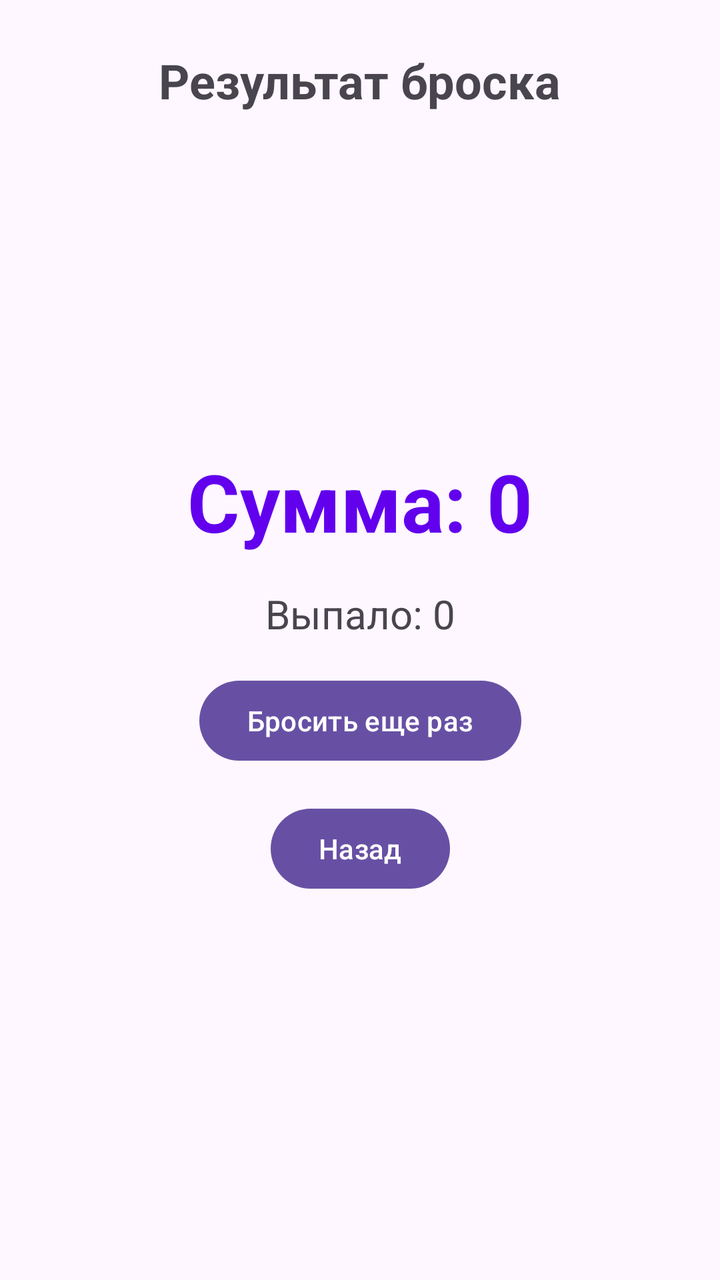
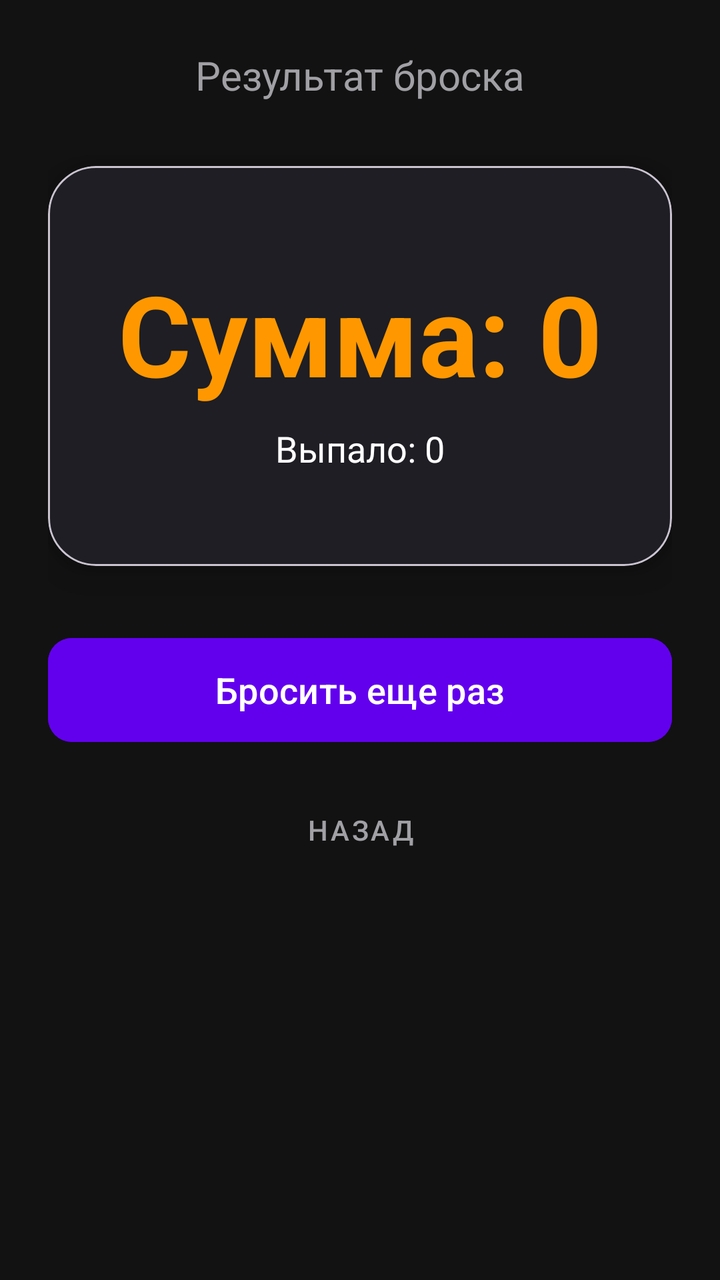

The first picture is an Android layout as it rendered before a commit; the second is the same layout after the commit. The layout source and the unified diff follow.
<!-- AndroidManifest.xml: application theme Theme.DiceApp -->
<!-- res/layout/activity_game.xml -->
<?xml version="1.0" encoding="utf-8"?>
<androidx.constraintlayout.widget.ConstraintLayout
    xmlns:android="http://schemas.android.com/apk/res/android"
    xmlns:app="http://schemas.android.com/apk/res-auto"
    xmlns:tools="http://schemas.android.com/tools"
    android:layout_width="match_parent"
    android:layout_height="match_parent"
    android:padding="24dp"
    tools:context=".GameActivity">

    <TextView
        android:id="@+id/tvResultTitle"
        android:layout_width="wrap_content"
        android:layout_height="wrap_content"
        android:text="@string/result_title"
        android:textSize="24sp"
        android:textStyle="bold"
        app:layout_constraintEnd_toEndOf="parent"
        app:layout_constraintStart_toStartOf="parent"
        app:layout_constraintTop_toTopOf="parent" />

    <TextView
        android:id="@+id/tvResultSum"
        android:layout_width="wrap_content"
        android:layout_height="wrap_content"
        android:text="Сумма: 0"
        android:textSize="40sp"
        android:textStyle="bold"
        android:textColor="#FF6200EE"
        app:layout_constraintBottom_toTopOf="@+id/tvDetails"
        app:layout_constraintEnd_toEndOf="parent"
        app:layout_constraintStart_toStartOf="parent"
        app:layout_constraintTop_toBottomOf="@+id/tvResultTitle"
        app:layout_constraintVertical_chainStyle="packed" />

    <TextView
        android:id="@+id/tvDetails"
        android:layout_width="wrap_content"
        android:layout_height="wrap_content"
        android:layout_marginTop="16dp"
        android:text="Выпало: 0"
        android:textSize="20sp"
        android:gravity="center"
        app:layout_constraintBottom_toTopOf="@+id/btnReroll"
        app:layout_constraintEnd_toEndOf="parent"
        app:layout_constraintStart_toStartOf="parent"
        app:layout_constraintTop_toBottomOf="@+id/tvResultSum" />

    <Button
        android:id="@+id/btnReroll"
        android:layout_width="wrap_content"
        android:layout_height="wrap_content"
        android:layout_marginTop="16dp"
        android:text="@string/reroll_button"
        app:layout_constraintBottom_toTopOf="@+id/btnBack"
        app:layout_constraintEnd_toEndOf="parent"
        app:layout_constraintStart_toStartOf="parent"
        app:layout_constraintTop_toBottomOf="@+id/tvDetails" />

    <Button
        android:id="@+id/btnBack"
        android:layout_width="wrap_content"
        android:layout_height="wrap_content"
        android:layout_marginTop="16dp"
        android:text="@string/back_button"
        app:layout_constraintBottom_toBottomOf="parent"
        app:layout_constraintEnd_toEndOf="parent"
        app:layout_constraintStart_toStartOf="parent"
        app:layout_constraintTop_toBottomOf="@+id/btnReroll" />

</androidx.constraintlayout.widget.ConstraintLayout>
<!-- resources referenced by this layout -->
<resources>
  <string name="back_button">Назад</string>
  <string name="reroll_button">Бросить еще раз</string>
  <string name="result_title">Результат броска</string>
  <style name="Theme.DiceApp" parent="Base.Theme.DiceApp" />
  <style name="Base.Theme.DiceApp" parent="Theme.Material3.DayNight.NoActionBar">
          
          
      </style>
</resources>

<!-- the commit's change to res/layout/activity_game.xml (unified diff, before → after) -->
@@ -5,6 +5,7 @@
     xmlns:tools="http://schemas.android.com/tools"
     android:layout_width="match_parent"
     android:layout_height="match_parent"
+    android:background="@color/bg_main"
     android:padding="24dp"
     tools:context=".GameActivity">
 
@@ -12,58 +13,74 @@
         android:id="@+id/tvResultTitle"
         android:layout_width="wrap_content"
         android:layout_height="wrap_content"
-        android:text="@string/result_title"
-        android:textSize="24sp"
-        android:textStyle="bold"
+        android:text="Результат броска"
+        android:textColor="@color/text_secondary"
+        android:textSize="20sp"
         app:layout_constraintEnd_toEndOf="parent"
         app:layout_constraintStart_toStartOf="parent"
         app:layout_constraintTop_toTopOf="parent" />
 
-    <TextView
-        android:id="@+id/tvResultSum"
-        android:layout_width="wrap_content"
-        android:layout_height="wrap_content"
-        android:text="Сумма: 0"
-        android:textSize="40sp"
-        android:textStyle="bold"
-        android:textColor="#FF6200EE"
-        app:layout_constraintBottom_toTopOf="@+id/tvDetails"
+    
+    <com.google.android.material.card.MaterialCardView
+        android:id="@+id/cardResult"
+        android:layout_width="match_parent"
+        android:layout_height="200dp"
+        android:layout_marginTop="32dp"
+        app:cardBackgroundColor="@color/bg_card"
+        app:cardCornerRadius="24dp"
+        app:cardElevation="12dp"
         app:layout_constraintEnd_toEndOf="parent"
         app:layout_constraintStart_toStartOf="parent"
-        app:layout_constraintTop_toBottomOf="@+id/tvResultTitle"
-        app:layout_constraintVertical_chainStyle="packed" />
+        app:layout_constraintTop_toBottomOf="@+id/tvResultTitle">
 
-    <TextView
-        android:id="@+id/tvDetails"
-        android:layout_width="wrap_content"
-        android:layout_height="wrap_content"
-        android:layout_marginTop="16dp"
-        android:text="Выпало: 0"
-        android:textSize="20sp"
-        android:gravity="center"
-        app:layout_constraintBottom_toTopOf="@+id/btnReroll"
+        <LinearLayout
+            android:layout_width="match_parent"
+            android:layout_height="match_parent"
+            android:gravity="center"
+            android:orientation="vertical">
+
+            <TextView
+                android:id="@+id/tvResultSum"
+                android:layout_width="wrap_content"
+                android:layout_height="wrap_content"
+                android:text="Сумма: 0"
+                android:textColor="@color/accent_orange"
+                android:textSize="56sp"
+                android:textStyle="bold" />
+
+            <TextView
+                android:id="@+id/tvDetails"
+                android:layout_width="wrap_content"
+                android:layout_height="wrap_content"
+                android:layout_marginTop="8dp"
+                android:text="Выпало: 0"
+                android:textColor="@color/text_primary"
+                android:textSize="18sp" />
+        </LinearLayout>
+    </com.google.android.material.card.MaterialCardView>
+
+    <com.google.android.material.button.MaterialButton
+        android:id="@+id/btnReroll"
+        android:layout_width="match_parent"
+        android:layout_height="60dp"
+        android:layout_marginTop="32dp"
+        android:backgroundTint="@color/btn_purple"
+        android:text="@string/reroll_button"
+        android:textColor="@color/white"
+        android:textSize="18sp"
+        app:cornerRadius="12dp"
         app:layout_constraintEnd_toEndOf="parent"
         app:layout_constraintStart_toStartOf="parent"
-        app:layout_constraintTop_toBottomOf="@+id/tvResultSum" />
+        app:layout_constraintTop_toBottomOf="@+id/cardResult" />
 
-    <Button
-        android:id="@+id/btnReroll"
-        android:layout_width="wrap_content"
-        android:layout_height="wrap_content"
-        android:layout_marginTop="16dp"
-        android:text="@string/reroll_button"
-        app:layout_constraintBottom_toTopOf="@+id/btnBack"
-        app:layout_constraintEnd_toEndOf="parent"
-        app:layout_constraintStart_toStartOf="parent"
-        app:layout_constraintTop_toBottomOf="@+id/tvDetails" />
-
-    <Button
+    <com.google.android.material.button.MaterialButton
         android:id="@+id/btnBack"
+        style="@style/Widget.MaterialComponents.Button.TextButton"
         android:layout_width="wrap_content"
         android:layout_height="wrap_content"
         android:layout_marginTop="16dp"
         android:text="@string/back_button"
-        app:layout_constraintBottom_toBottomOf="parent"
+        android:textColor="@color/text_secondary"
         app:layout_constraintEnd_toEndOf="parent"
         app:layout_constraintStart_toStartOf="parent"
         app:layout_constraintTop_toBottomOf="@+id/btnReroll" />
<!-- resource entries referenced after the edit -->
@@ -1,12 +1,18 @@
 <!-- resources referenced by this layout -->
 <resources>
+  <color name="accent_orange">#FF9800</color>
+  <color name="bg_card">#1E1E24</color>
+  <color name="bg_main">#121212</color>
+  <color name="btn_purple">#6200EE</color>
+  <color name="text_primary">#FFFFFF</color>
+  <color name="text_secondary">#A0A0A5</color>
+  <color name="white">#FFFFFFFF</color>
   <string name="back_button">Назад</string>
   <string name="reroll_button">Бросить еще раз</string>
-  <string name="result_title">Результат броска</string>
   <style name="Theme.DiceApp" parent="Base.Theme.DiceApp" />
   <style name="Base.Theme.DiceApp" parent="Theme.Material3.DayNight.NoActionBar">
           
-          
+          <item name="colorPrimary">@color/bg_main</item>
       </style>
 </resources>
 
